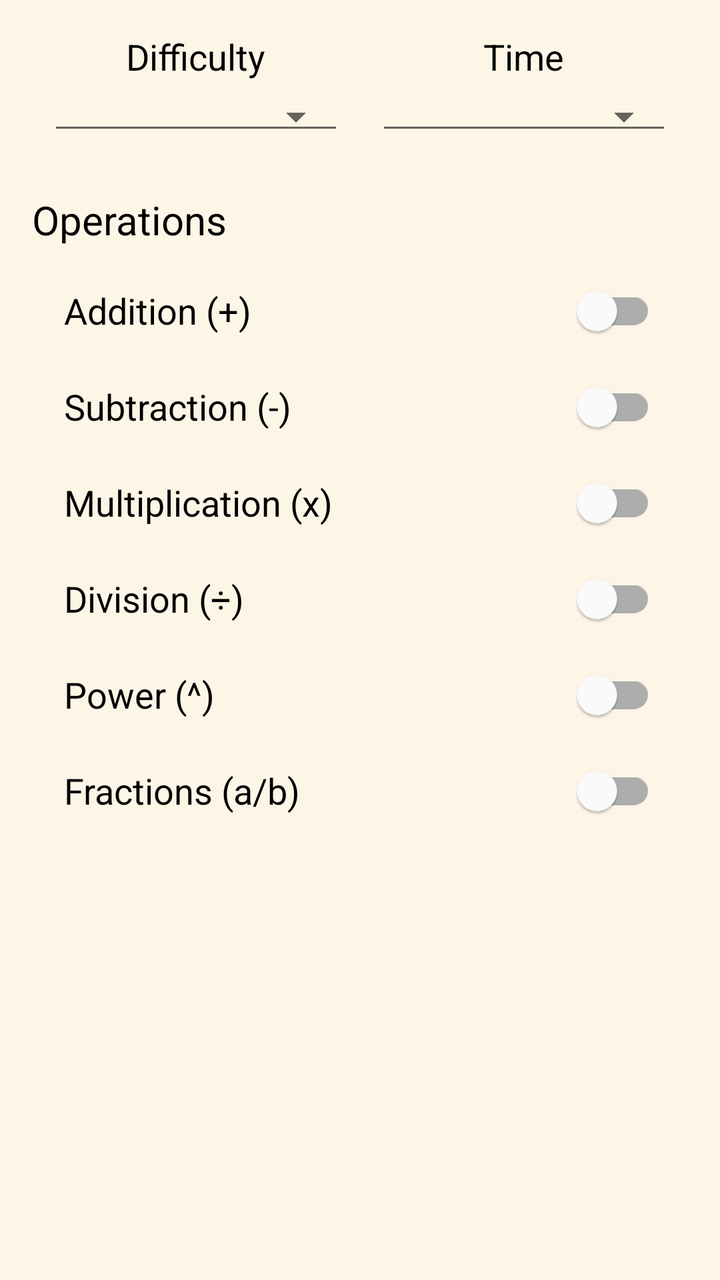
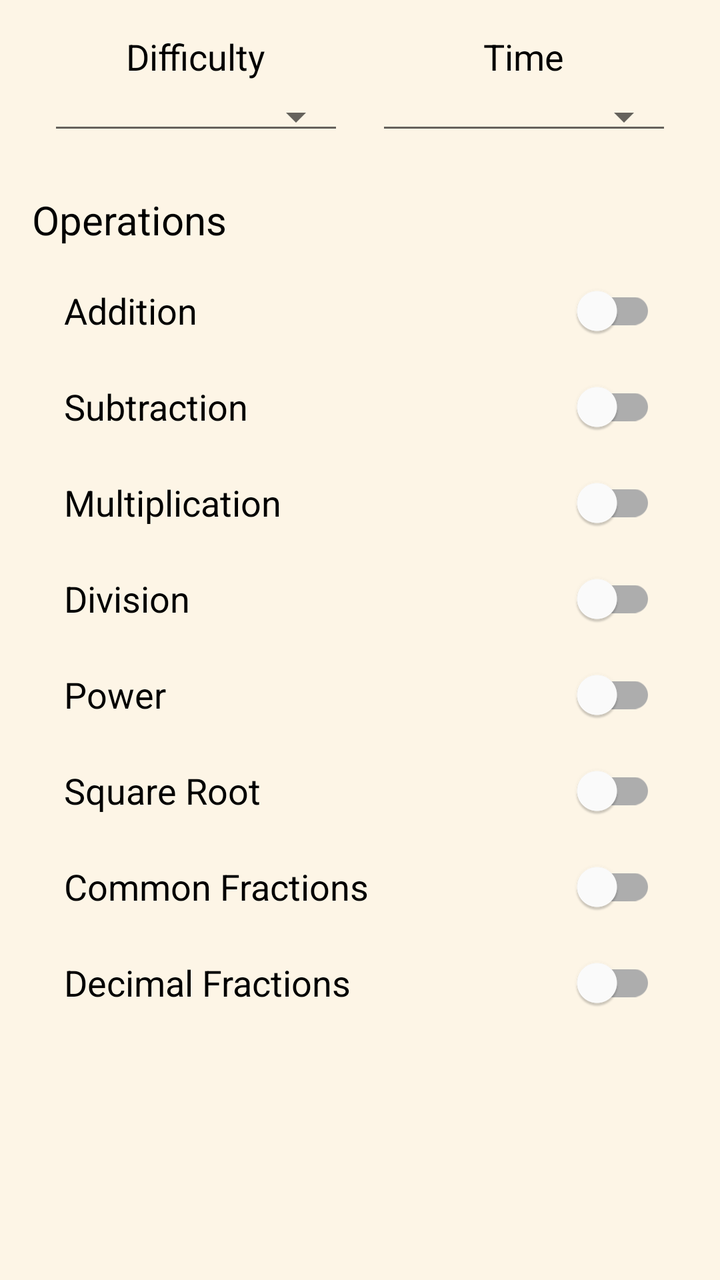

The first picture is an Android layout as it rendered before a commit; the second is the same layout after the commit. The layout source and the unified diff follow.
<!-- AndroidManifest.xml: application theme Theme.Numix -->
<!-- res/layout/activity_settings.xml -->
<?xml version="1.0" encoding="utf-8"?>
<ScrollView xmlns:android="http://schemas.android.com/apk/res/android"
    xmlns:app="http://schemas.android.com/apk/res-auto"
    xmlns:tools="http://schemas.android.com/tools"
    android:layout_width="match_parent"
    android:layout_height="match_parent"
    android:background="@color/milk_white"
    android:padding="16dp"
    tools:context=".SettingsActivity">

    <LinearLayout
        android:layout_width="match_parent"
        android:layout_height="wrap_content"
        android:orientation="vertical">

        <LinearLayout
            android:layout_width="match_parent"
            android:layout_height="wrap_content"
            android:orientation="horizontal"
            android:layout_marginBottom="24dp">

            <LinearLayout
                android:layout_width="0dp"
                android:layout_height="wrap_content"
                android:layout_weight="1"
                android:orientation="vertical"
                android:gravity="center_horizontal">
                <TextView
                    style="@style/SettingsWheelLabel"
                    android:text="@string/difficulty" />
                <Spinner
                    android:id="@+id/spinnerDifficulty"
                    style="@style/SettingsSpinner"
                    android:layout_width="match_parent"/>
            </LinearLayout>

            <LinearLayout
                android:layout_width="0dp"
                android:layout_height="wrap_content"
                android:layout_weight="1"
                android:orientation="vertical"
                android:gravity="center_horizontal">
                <TextView
                    style="@style/SettingsWheelLabel"
                    android:text="@string/time" />
                <Spinner
                    android:id="@+id/spinnerTime"
                    style="@style/SettingsSpinner"
                    android:layout_width="match_parent"/>
            </LinearLayout>
        </LinearLayout>

        <TextView
            android:layout_width="wrap_content"
            android:layout_height="wrap_content"
            android:text="@string/operations"
            android:textSize="20sp"
            android:textColor="@color/black"
            android:layout_marginBottom="8dp"/>

        <com.google.android.material.switchmaterial.SwitchMaterial
            android:id="@+id/switchAddition"
            style="@style/SettingsSwitch"
            android:text="@string/addition" />

        <com.google.android.material.switchmaterial.SwitchMaterial
            android:id="@+id/switchSubtraction"
            style="@style/SettingsSwitch"
            android:text="@string/subtraction" />

        <com.google.android.material.switchmaterial.SwitchMaterial
            android:id="@+id/switchMultiplication"
            style="@style/SettingsSwitch"
            android:text="@string/multiplication" />

        <com.google.android.material.switchmaterial.SwitchMaterial
            android:id="@+id/switchDivision"
            style="@style/SettingsSwitch"
            android:text="@string/division" />

        <com.google.android.material.switchmaterial.SwitchMaterial
            android:id="@+id/switchPower"
            style="@style/SettingsSwitch"
            android:text="@string/power" />

        <com.google.android.material.switchmaterial.SwitchMaterial
            android:id="@+id/switchFractions"
            style="@style/SettingsSwitch"
            android:text="@string/fractions" />

        

    </LinearLayout>
</ScrollView>
<!-- resources referenced by this layout -->
<resources>
  <color name="black">#FF000000</color>
  <color name="milk_white">#FFFDF5E6</color>
  <string name="addition">Addition (+)</string>
  <string name="difficulty">Difficulty</string>
  <string name="division">Division (÷)</string>
  <string name="fractions">Fractions (a/b)</string>
  <string name="multiplication">Multiplication (x)</string>
  <string name="operations">Operations</string>
  <string name="power">Power (^)</string>
  <string name="subtraction">Subtraction (-)</string>
  <string name="time">Time</string>
  <style name="SettingsSpinner" parent="Widget.AppCompat.Spinner.Underlined">
          <item name="android:layout_width">0dp</item>
          <item name="android:layout_height">wrap_content</item>
          <item name="android:layout_weight">1</item>
          <item name="android:layout_marginStart">8dp</item>
          <item name="android:layout_marginEnd">8dp</item>
          <item name="android:paddingTop">12dp</item>
          <item name="android:paddingBottom">12dp</item>
      </style>
  <style name="SettingsSwitch" parent="Widget.MaterialComponents.CompoundButton.Switch">
          <item name="android:layout_width">match_parent</item>
          <item name="android:layout_height">wrap_content</item>
          <item name="android:textSize">18sp</item>
          <item name="android:textColor">@color/black</item>
          <item name="android:paddingStart">16dp</item>
          <item name="android:paddingEnd">16dp</item>
          <item name="android:paddingTop">10dp</item>
          <item name="android:paddingBottom">10dp</item>
      </style>
  <style name="SettingsWheelLabel">
          <item name="android:layout_width">wrap_content</item>
          <item name="android:layout_height">wrap_content</item>
          <item name="android:textSize">18sp</item>
          <item name="android:textColor">@color/black</item>
          <item name="android:layout_marginBottom">4dp</item>
      </style>
  <style name="Theme.Numix" parent="Theme.MaterialComponents.DayNight.NoActionBar">
          <item name="colorPrimary">@color/dark_blue</item>
          <item name="colorPrimaryVariant">@color/purple_700</item> 
          <item name="colorOnPrimary">@color/white</item>
          <item name="colorSecondary">@color/light_blue</item>
          <item name="colorSecondaryVariant">@color/teal_700</item> 
          <item name="colorOnSecondary">@color/black</item>
          <item name="android:statusBarColor" tools:targetApi="l">?attr/colorPrimaryVariant</item>
          <item name="android:windowBackground">@color/milk_white</item>
      </style>
  <color name="dark_blue">#FF00008B</color>
  <color name="purple_700">#FF3700B3</color>
  <color name="white">#FFFFFFFF</color>
  <color name="light_blue">#FFADD8E6</color>
  <color name="teal_700">#FF018786</color>
</resources>

<!-- the commit's change to res/layout/activity_settings.xml (unified diff, before → after) -->
@@ -1,6 +1,5 @@
 <?xml version="1.0" encoding="utf-8"?>
 <ScrollView xmlns:android="http://schemas.android.com/apk/res/android"
-    xmlns:app="http://schemas.android.com/apk/res-auto"
     xmlns:tools="http://schemas.android.com/tools"
     android:layout_width="match_parent"
     android:layout_height="match_parent"
@@ -13,6 +12,7 @@
         android:layout_height="wrap_content"
         android:orientation="vertical">
 
+        
         <LinearLayout
             android:layout_width="match_parent"
             android:layout_height="wrap_content"
@@ -50,6 +50,7 @@
             </LinearLayout>
         </LinearLayout>
 
+        
         <TextView
             android:layout_width="wrap_content"
             android:layout_height="wrap_content"
@@ -84,11 +85,19 @@
             android:text="@string/power" />
 
         <com.google.android.material.switchmaterial.SwitchMaterial
-            android:id="@+id/switchFractions"
+            android:id="@+id/switchSquareRoot"
             style="@style/SettingsSwitch"
-            android:text="@string/fractions" />
+            android:text="@string/square_root" />
 
-        
+        <com.google.android.material.switchmaterial.SwitchMaterial
+            android:id="@+id/switchCommonFractions"
+            style="@style/SettingsSwitch"
+            android:text="@string/common_fractions" />
+
+        <com.google.android.material.switchmaterial.SwitchMaterial
+            android:id="@+id/switchDecimalFractions"
+            style="@style/SettingsSwitch"
+            android:text="@string/decimal_fractions" />
 
     </LinearLayout>
 </ScrollView>
<!-- resource entries referenced after the edit -->
@@ -2,14 +2,16 @@
 <resources>
   <color name="black">#FF000000</color>
   <color name="milk_white">#FFFDF5E6</color>
-  <string name="addition">Addition (+)</string>
+  <string name="addition">Addition</string>
+  <string name="common_fractions">Common Fractions</string>
+  <string name="decimal_fractions">Decimal Fractions</string>
   <string name="difficulty">Difficulty</string>
-  <string name="division">Division (÷)</string>
-  <string name="fractions">Fractions (a/b)</string>
-  <string name="multiplication">Multiplication (x)</string>
+  <string name="division">Division</string>
+  <string name="multiplication">Multiplication</string>
   <string name="operations">Operations</string>
-  <string name="power">Power (^)</string>
-  <string name="subtraction">Subtraction (-)</string>
+  <string name="power">Power</string>
+  <string name="square_root">Square Root</string>
+  <string name="subtraction">Subtraction</string>
   <string name="time">Time</string>
   <style name="SettingsSpinner" parent="Widget.AppCompat.Spinner.Underlined">
           <item name="android:layout_width">0dp</item>
